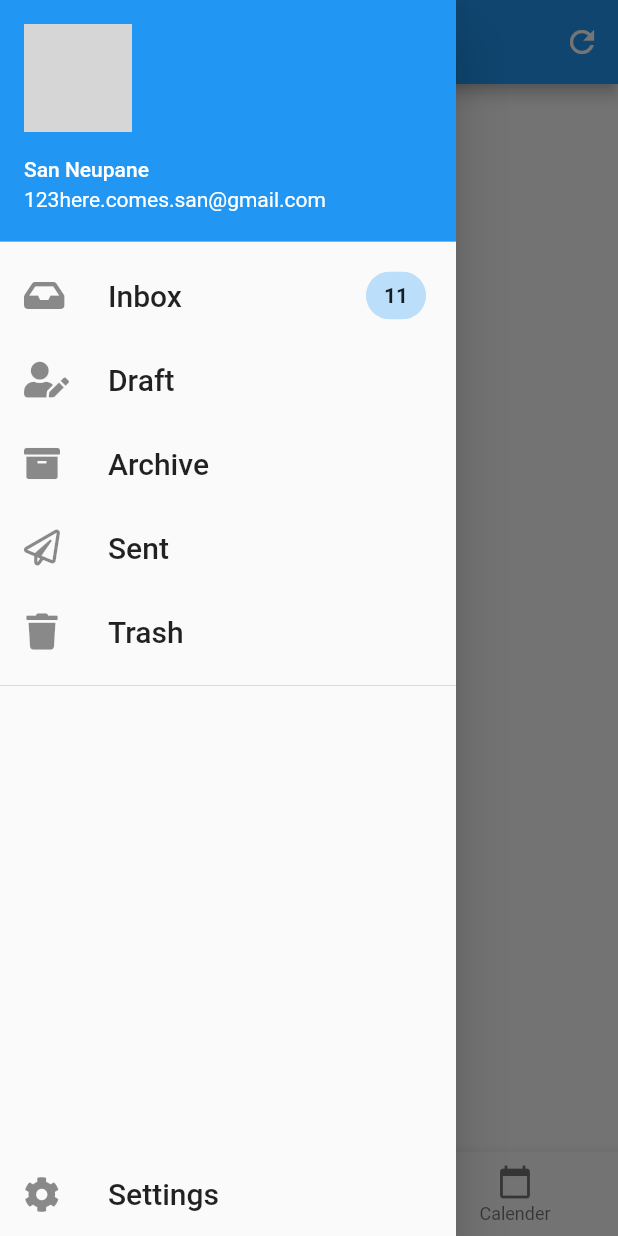
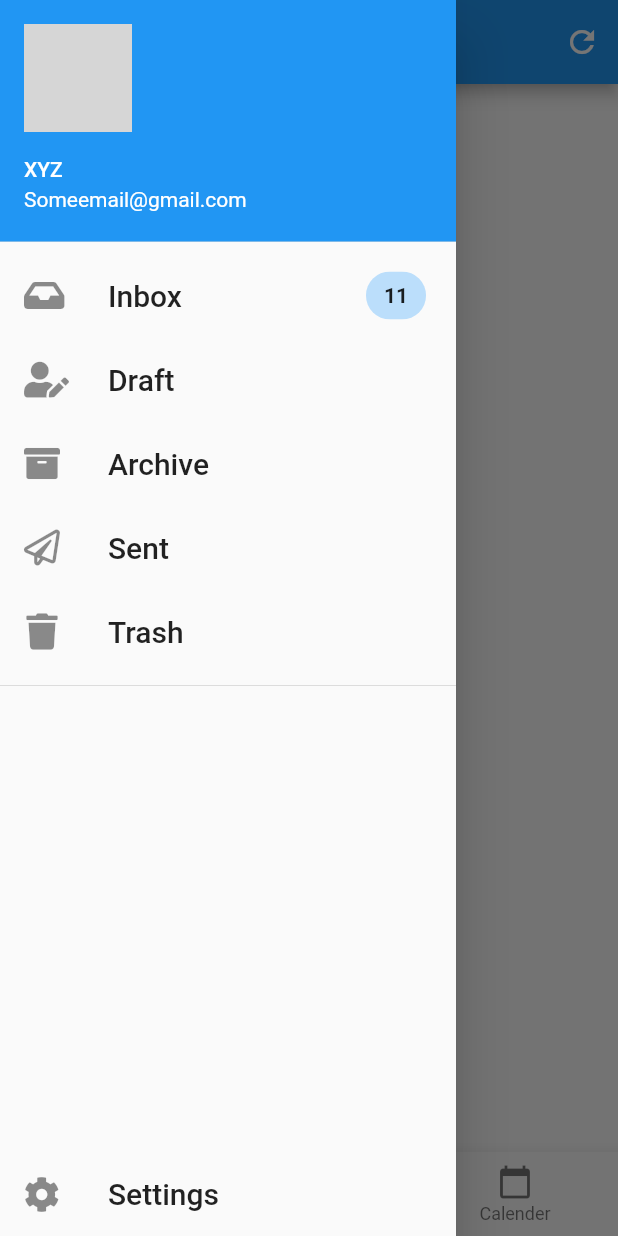
Before and after one commit to Nepali-San/Mail_App, a Flutter app: the screen it shows after launch, item 2 of the bottom bar chosen, with the side drawer open, on a phone screen of 412 x 824 dp. Run offline on Flutter 3.47's test engine with Material 2 defaults, Android fonts, the phone set to English and light mode, and no system bars; our stand-ins replace flutter_slidable, font_awesome_flutter; generated files the repository leaves out were written again; network calls fail; grey boxes are pictures that could not be loaded.

Commit message:
minor change

```diff
--- a/lib/widgets/AppDrawer.dart
+++ b/lib/widgets/AppDrawer.dart
@@ -8,8 +8,8 @@ class AppDrawer extends StatelessWidget {
       child: Column(
         children: <Widget>[
           UserAccountsDrawerHeader(
-            accountEmail: Text('123here.comes.san@gmail.com'),
-            accountName: Text('San Neupane'),
+            accountEmail: Text('Someemail@gmail.com'),
+            accountName: Text('XYZ'),
             currentAccountPicture: CircleAvatar(
               backgroundImage: NetworkImage(
                 "https://i.pinimg.com/originals/a5/76/46/a576463a3b5a9e8cb2a22b47c45a6a7f.jpg",
```
